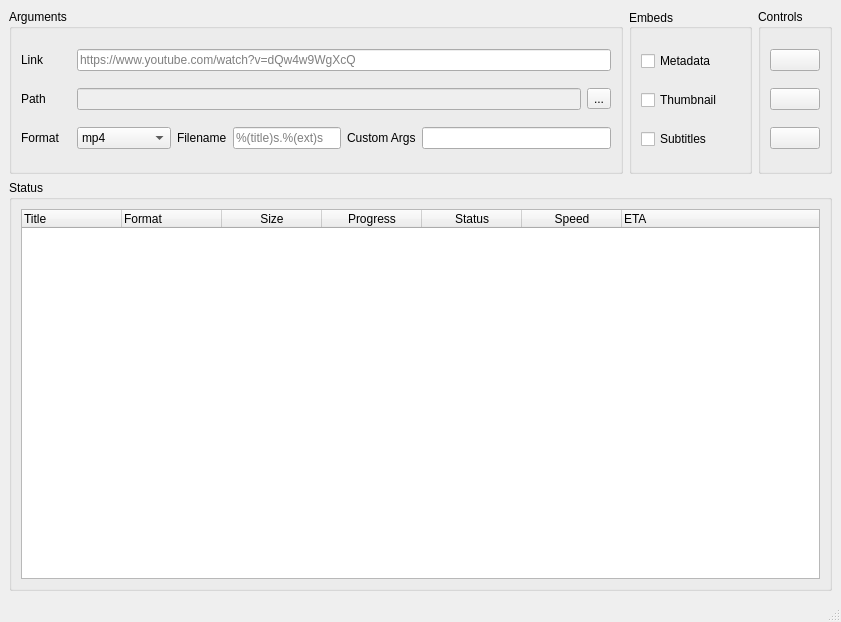
Above: app/ui/app.ui from dsymbol/yt-dlp-gui before the change. Below: the same form after it.
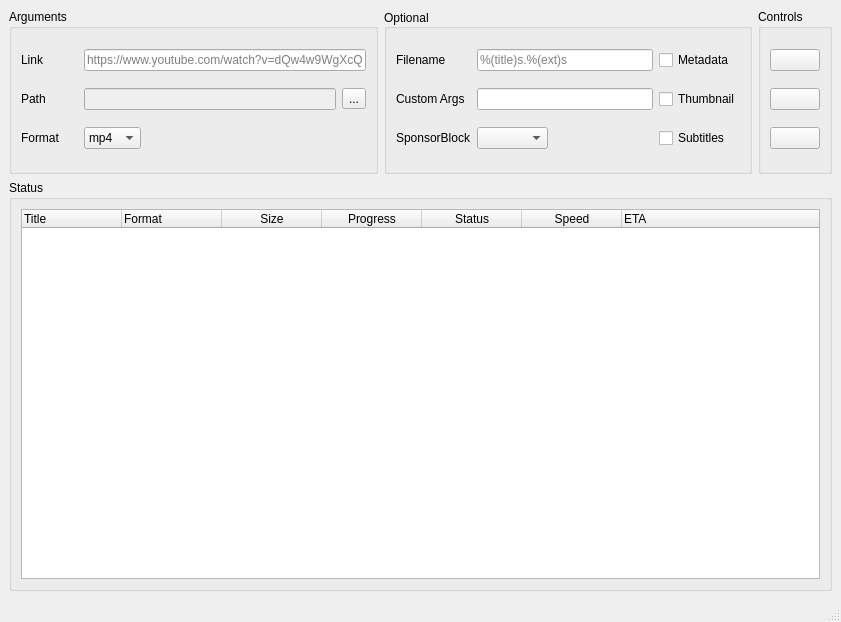
That is the form after the change. Icons and pictures are not drawn.

Commit message: add sponsorblock integration #15

What changed in the file:
```diff
--- a/app/ui/app.ui
+++ b/app/ui/app.ui
@@ -23,47 +23,65 @@
      <pointsize>9</pointsize>
     </font>
    </property>
-   <layout class="QGridLayout" name="gridLayout" rowstretch="2,5" columnstretch="5,1,0">
-    <item row="0" column="1">
-     <widget class="QGroupBox" name="gb_embeds">
+   <layout class="QGridLayout" name="gridLayout" rowstretch="2,5" columnstretch="1,1,0">
+    <item row="1" column="0" colspan="3">
+     <widget class="QGroupBox" name="gb_status">
       <property name="title">
-       <string>Embeds</string>
+       <string>Status</string>
       </property>
-      <property name="alignment">
-       <set>Qt::AlignLeading|Qt::AlignLeft|Qt::AlignVCenter</set>
-      </property>
-      <property name="flat">
-       <bool>false</bool>
-      </property>
-      <property name="checkable">
-       <bool>false</bool>
-      </property>
-      <layout class="QVBoxLayout" name="verticalLayout">
-       <property name="leftMargin">
-        <number>9</number>
-       </property>
-       <property name="rightMargin">
-        <number>0</number>
-       </property>
-       <item>
-        <widget class="QCheckBox" name="cb_metadata">
+      <layout class="QGridLayout" name="gridLayout_3">
+       <item row="0" column="0">
+        <widget class="QTreeWidget" name="tw">
+         <attribute name="headerVisible">
+          <bool>true</bool>
+         </attribute>
+         <column>
+          <property name="text">
+           <string>Title</string>
+          </property>
+         </column>
+         <column>
+          <property name="text">
+           <string>Format</string>
+          </property>
+         </column>
+         <column>
+          <property name="text">
+           <string>Size</string>
+          </property>
+          <property name="textAlignment">
+           <set>AlignCenter</set>
+          </property>
+         </column>
+         <column>
+          <property name="text">
+           <string>Progress</string>
+          </property>
+          <property name="textAlignment">
+           <set>AlignCenter</set>
+          </property>
+         </column>
+         <column>
          <property name="text">
-          <string>Metadata</string>
-         </property>
-        </widget>
-       </item>
-       <item>
-        <widget class="QCheckBox" name="cb_thumbnail">
+           <string>Status</string>
+          </property>
+          <property name="textAlignment">
+           <set>AlignCenter</set>
+          </property>
+         </column>
+         <column>
          <property name="text">
-          <string>Thumbnail</string>
-         </property>
-        </widget>
-       </item>
-       <item>
-        <widget class="QCheckBox" name="cb_subtitles">
+           <string>Speed</string>
+          </property>
+          <property name="textAlignment">
+           <set>AlignCenter</set>
+          </property>
+         </column>
+         <column>
          <property name="text">
-          <string>Subtitles</string>
-         </property>
+           <string>ETA</string>
+          </property>
+         </column>
         </widget>
        </item>
       </layout>
@@ -138,22 +156,119 @@
       </layout>
      </widget>
     </item>
+    <item row="0" column="1">
+     <widget class="QGroupBox" name="gb_embeds">
+      <property name="title">
+       <string>Optional</string>
+      </property>
+      <property name="alignment">
+       <set>Qt::AlignLeading|Qt::AlignLeft|Qt::AlignVCenter</set>
+      </property>
+      <property name="flat">
+       <bool>false</bool>
+      </property>
+      <property name="checkable">
+       <bool>false</bool>
+      </property>
+      <layout class="QGridLayout" name="gridLayout_2">
+       <item row="1" column="1" colspan="2">
+        <widget class="QLineEdit" name="le_cargs"/>
+       </item>
+       <item row="1" column="3">
+        <widget class="QCheckBox" name="cb_thumbnail">
+         <property name="text">
+          <string>Thumbnail</string>
+         </property>
+        </widget>
+       </item>
+       <item row="2" column="1">
+        <widget class="QComboBox" name="dd_sponsorblock">
+         <item>
+          <property name="text">
+           <string/>
+          </property>
+         </item>
+         <item>
+          <property name="text">
+           <string>remove</string>
+          </property>
+         </item>
+         <item>
+          <property name="text">
+           <string>mark</string>
+          </property>
+         </item>
+        </widget>
+       </item>
+       <item row="1" column="0">
+        <widget class="QLabel" name="lb_cargs">
+         <property name="text">
+          <string>Custom Args</string>
+         </property>
+        </widget>
+       </item>
+       <item row="2" column="3">
+        <widget class="QCheckBox" name="cb_subtitles">
+         <property name="text">
+          <string>Subtitles</string>
+         </property>
+        </widget>
+       </item>
+       <item row="0" column="3">
+        <widget class="QCheckBox" name="cb_metadata">
+         <property name="text">
+          <string>Metadata</string>
+         </property>
+        </widget>
+       </item>
+       <item row="0" column="1" colspan="2">
+        <widget class="QLineEdit" name="le_filename">
+         <property name="placeholderText">
+          <string>%(title)s.%(ext)s</string>
+         </property>
+        </widget>
+       </item>
+       <item row="0" column="0">
+        <widget class="QLabel" name="lb_filename">
+         <property name="text">
+          <string>Filename</string>
+         </property>
+        </widget>
+       </item>
+       <item row="2" column="0">
+        <widget class="QLabel" name="label">
+         <property name="text">
+          <string>SponsorBlock</string>
+         </property>
+        </widget>
+       </item>
+       <item row="2" column="2">
+        <spacer name="horizontalSpacer_2">
+         <property name="orientation">
+          <enum>Qt::Horizontal</enum>
+         </property>
+         <property name="sizeHint" stdset="0">
+          <size>
+           <width>40</width>
+           <height>20</height>
+          </size>
+         </property>
+        </spacer>
+       </item>
+      </layout>
+     </widget>
+    </item>
     <item row="0" column="0">
      <widget class="QGroupBox" name="gb_args">
       <property name="title">
        <string>Arguments</string>
       </property>
-      <layout class="QVBoxLayout" name="verticalLayout_4">
-       <item>
-        <layout class="QHBoxLayout" name="lo_link">
-         <property name="sizeConstraint">
-          <enum>QLayout::SetDefaultConstraint</enum>
-         </property>
-         <item>
+      <layout class="QGridLayout" name="gridLayout_4" columnstretch="0,0,0,0" rowminimumheight="0,0,0">
+       <item row="0" column="0">
           <widget class="QLabel" name="lb_link">
            <property name="minimumSize">
             <size>
-             <width>50</width>
+           <width>0</width>
              <height>0</height>
             </size>
            </property>
@@ -162,22 +277,11 @@
            </property>
           </widget>
          </item>
-         <item>
-          <widget class="QLineEdit" name="le_link">
-           <property name="placeholderText">
-            <string>https://www.youtube.com/watch?v=dQw4w9WgXcQ</string>
-           </property>
-          </widget>
-         </item>
-        </layout>
-       </item>
-       <item>
-        <layout class="QHBoxLayout" name="lo_path">
-         <item>
+       <item row="1" column="0">
           <widget class="QLabel" name="lb_path">
            <property name="minimumSize">
             <size>
-             <width>50</width>
+           <width>0</width>
              <height>0</height>
             </size>
            </property>
@@ -186,7 +290,7 @@
            </property>
           </widget>
          </item>
-         <item>
+       <item row="1" column="1" colspan="2">
           <widget class="QLineEdit" name="le_path">
            <property name="enabled">
             <bool>false</bool>
@@ -196,22 +300,18 @@
            </property>
           </widget>
          </item>
-         <item>
+       <item row="1" column="3">
           <widget class="QToolButton" name="tb_path">
            <property name="text">
             <string>...</string>
            </property>
           </widget>
          </item>
-        </layout>
-       </item>
-       <item>
-        <layout class="QHBoxLayout" name="lo_format" stretch="0,1,0,0,0,2">
-         <item>
+       <item row="2" column="0">
           <widget class="QLabel" name="lb_format">
            <property name="minimumSize">
             <size>
-             <width>50</width>
+           <width>0</width>
              <height>0</height>
             </size>
            </property>
@@ -220,11 +320,18 @@
            </property>
           </widget>
          </item>
-         <item>
+       <item row="0" column="1" colspan="3">
+        <widget class="QLineEdit" name="le_link">
+         <property name="placeholderText">
+          <string>https://www.youtube.com/watch?v=dQw4w9WgXcQ</string>
+         </property>
+        </widget>
+       </item>
+       <item row="2" column="1">
           <widget class="QComboBox" name="dd_format">
            <property name="minimumSize">
             <size>
-             <width>70</width>
+           <width>0</width>
              <height>0</height>
             </size>
            </property>
@@ -250,94 +357,18 @@
            </item>
           </widget>
          </item>
-         <item>
-          <widget class="QLabel" name="lb_filename">
-           <property name="text">
-            <string>Filename</string>
-           </property>
-          </widget>
-         </item>
-         <item>
-          <widget class="QLineEdit" name="le_filename">
-           <property name="placeholderText">
-            <string>%(title)s.%(ext)s</string>
-           </property>
-          </widget>
-         </item>
-         <item>
-          <widget class="QLabel" name="lb_cargs">
-           <property name="text">
-            <string>Custom Args</string>
-           </property>
-          </widget>
-         </item>
-         <item>
-          <widget class="QLineEdit" name="le_cargs"/>
-         </item>
-        </layout>
-       </item>
-      </layout>
-     </widget>
-    </item>
-    <item row="1" column="0" colspan="3">
-     <widget class="QGroupBox" name="gb_status">
-      <property name="title">
-       <string>Status</string>
-      </property>
-      <layout class="QGridLayout" name="gridLayout_3">
-       <item row="0" column="0">
-        <widget class="QTreeWidget" name="tw">
-         <attribute name="headerVisible">
-          <bool>true</bool>
-         </attribute>
-         <column>
-          <property name="text">
-           <string>Title</string>
-          </property>
-         </column>
-         <column>
-          <property name="text">
-           <string>Format</string>
-          </property>
-         </column>
-         <column>
-          <property name="text">
-           <string>Size</string>
-          </property>
-          <property name="textAlignment">
-           <set>AlignCenter</set>
-          </property>
-         </column>
-         <column>
-          <property name="text">
-           <string>Progress</string>
-          </property>
-          <property name="textAlignment">
-           <set>AlignCenter</set>
-          </property>
-         </column>
-         <column>
-          <property name="text">
-           <string>Status</string>
-          </property>
-          <property name="textAlignment">
-           <set>AlignCenter</set>
-          </property>
-         </column>
-         <column>
-          <property name="text">
-           <string>Speed</string>
-          </property>
-          <property name="textAlignment">
-           <set>AlignCenter</set>
-          </property>
-         </column>
-         <column>
-          <property name="text">
-           <string>ETA</string>
-          </property>
-         </column>
-        </widget>
+       <item row="2" column="2" colspan="2">
+        <spacer name="horizontalSpacer">
+         <property name="orientation">
+          <enum>Qt::Horizontal</enum>
+         </property>
+         <property name="sizeHint" stdset="0">
+          <size>
+           <width>219</width>
+           <height>20</height>
+          </size>
+         </property>
+        </spacer>
        </item>
       </layout>
      </widget>
```
Left out of the diff: 4 changed lines with no effect on the pictures. Lines whose indentation alone changed are shown as unchanged. The commit also changes 3 other files.
